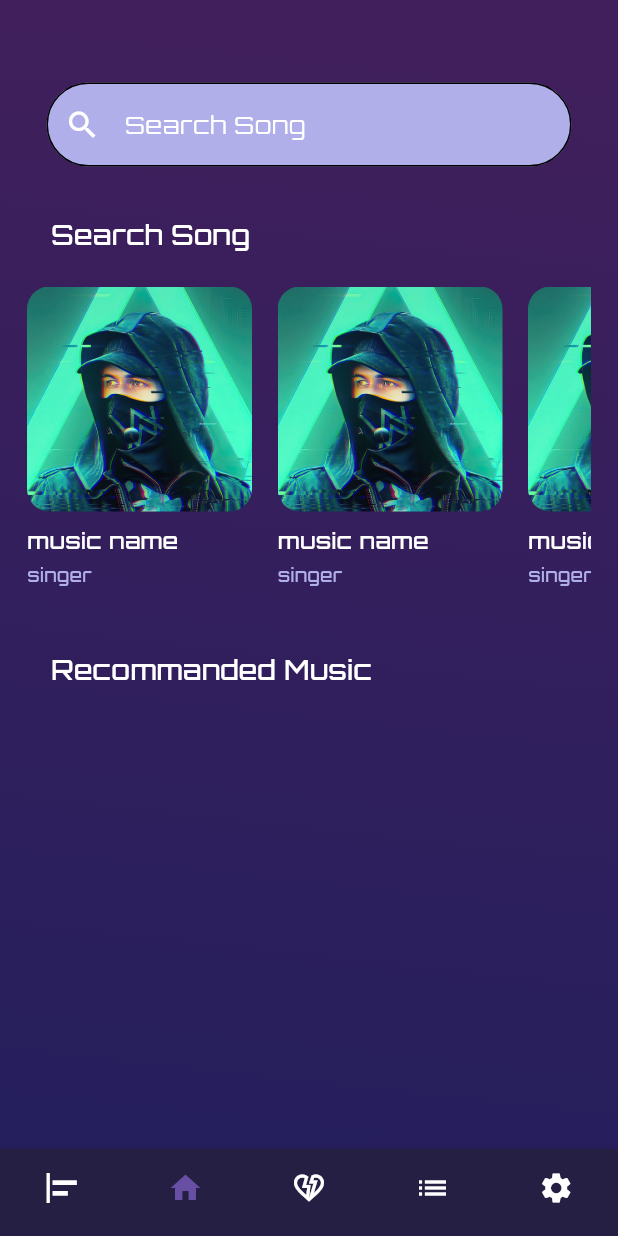
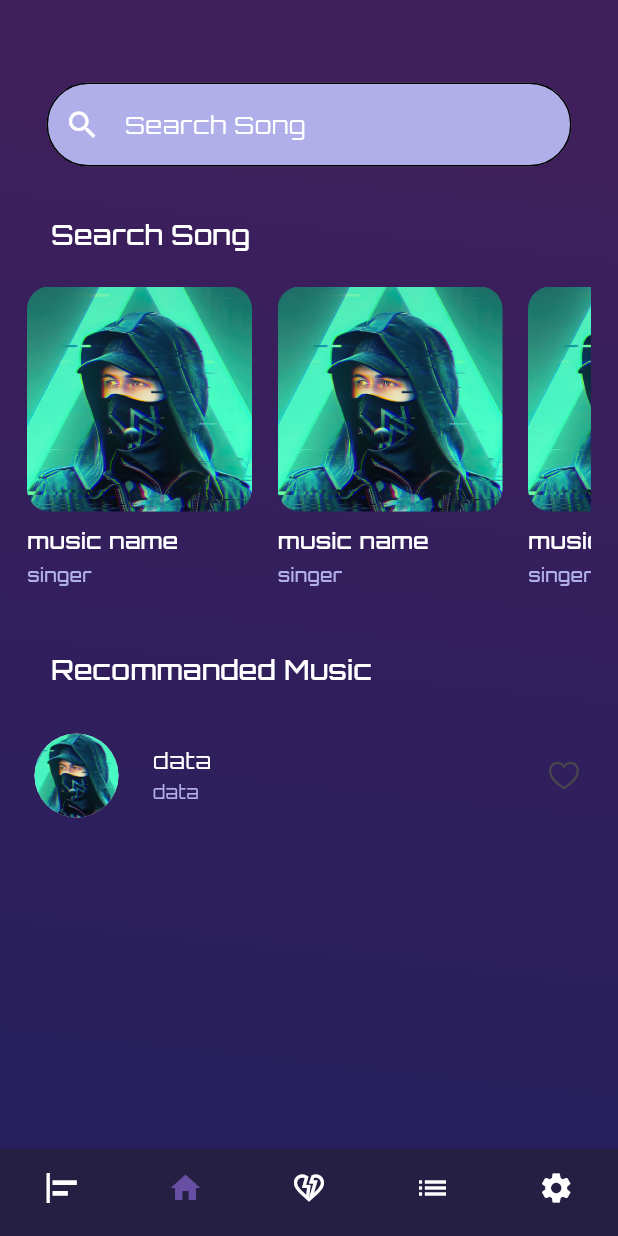
Before and after one commit to MeladShawky/Music-app, a Flutter app: the HomeScreen screen opened by its route, item 2 of the bottom bar chosen, on a phone screen of 412 x 824 dp. Run offline on Flutter 3.47's test engine with Material 3 defaults, Android fonts, the phone set to English and light mode, and no system bars.

Commit message:
desing home page part 12 (make CustomRowRecommededMusic)

```diff
--- a/lib/core/resources/height_values_mangers.dart
+++ b/lib/core/resources/height_values_mangers.dart
@@ -7,6 +7,7 @@ class HeightValuesMangers   {
   static const double h199=199;
   static const double h9=9;
   static const double h4=4;
+  static const double h22=22;
 
 
 }
--- a/lib/features/home/screens/home_page.dart
+++ b/lib/features/home/screens/home_page.dart
@@ -1,8 +1,13 @@
+
+import 'package:flutter/cupertino.dart';
 import 'package:flutter/material.dart';
 import 'package:music_app/core/resources/alignment_mangers.dart';
+import 'package:music_app/core/resources/assets_manger.dart';
 
 import 'package:music_app/core/resources/color_mangers.dart';
+import 'package:music_app/core/resources/height_values_mangers.dart';
 import 'package:music_app/core/resources/string_values.dart';
+import 'package:music_app/features/home/widgets/custom_row_recommeded_music.dart';
 
 import 'package:music_app/features/home/widgets/custom_songs_details.dart';
 import 'package:music_app/features/home/widgets/custom_text_field_home_page.dart';
@@ -33,6 +38,9 @@ class HomePage extends StatelessWidget {
             itemCount: 3,
           ),
           CustomTitleHomePage(title: StringValues.recommanded_music),
+          SizedBox(height: HeightValuesMangers.h22,),
+          CustomRowRecommededMusic(),
+
         ],
       ),
     );
--- /dev/null
+++ b/lib/features/home/widgets/custom_row_recommeded_music.dart
@@ -0,0 +1,21 @@
+import 'package:flutter/cupertino.dart';
+import 'package:flutter/material.dart';
+import 'package:music_app/core/resources/assets_manger.dart';
+import 'package:music_app/core/resources/color_mangers.dart';
+
+class CustomRowRecommededMusic extends StatelessWidget {
+  const CustomRowRecommededMusic({super.key});
+
+  @override
+  Widget build(BuildContext context) {
+    return ListTile(
+      title: Text('data',style: TextStyle(color: ColorMangers.kWhite,fontSize: 15),),
+      subtitle: Text('data',style: TextStyle(color: ColorMangers.kLightWhite,fontSize: 12),),
+      leading: CircleAvatar(
+        backgroundImage: AssetImage(AssetsManger.music1),
+        radius: 35,
+      ),
+      trailing: Icon(CupertinoIcons.heart),
+    );
+  }
+}
```
